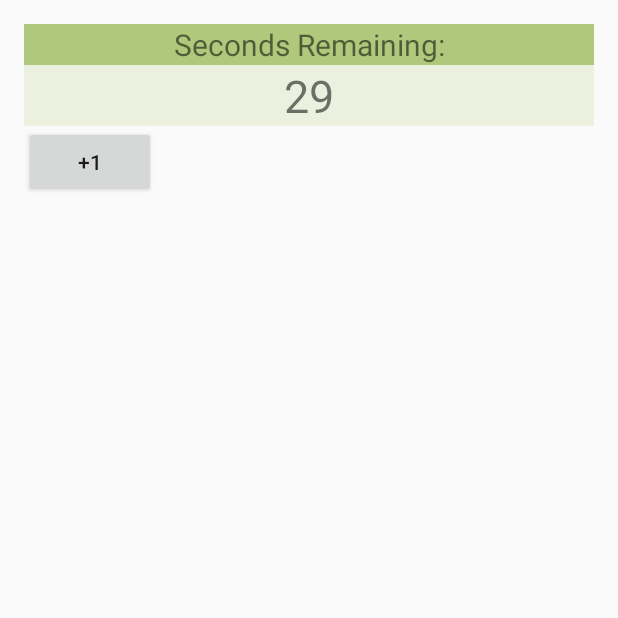
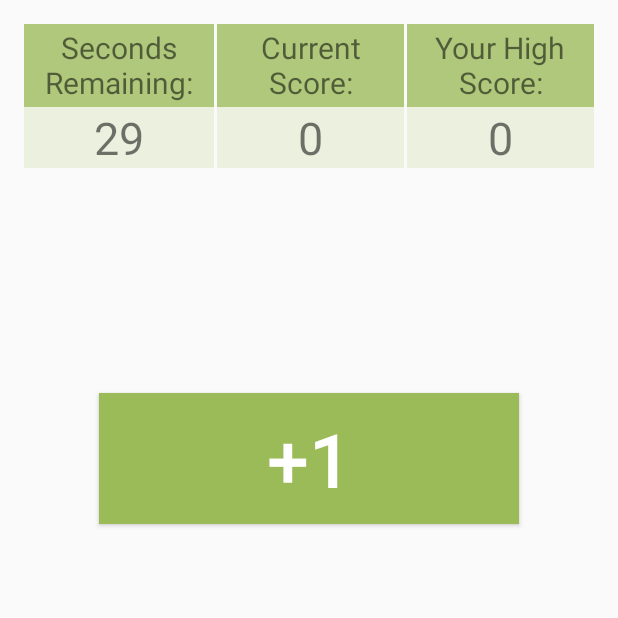
Before and after one commit to JerimyTate/ThirtySecondSmash, an Android app: the GameActivity screen opened directly, with no data from a screen before it, on a phone screen of 412 x 824 dp, the top half of it. Run offline under Robolectric (Android 15) with nearby library versions, the phone set to English and light mode, and no system bars.

Commit message:
Changed Game Activity xml
Refactored file name ShowAllHighScores

```diff
--- a/app/src/main/res/layout/activity_game.xml
+++ b/app/src/main/res/layout/activity_game.xml
@@ -8,39 +8,23 @@
     android:paddingTop="@dimen/activity_vertical_margin"
     android:orientation="vertical">
 
-
-    <!-- Commented out blank xml
     <LinearLayout
         android:layout_width="match_parent"
         android:layout_height="wrap_content"
         android:orientation="horizontal">
         <LinearLayout
-            android:id="@+id/fragment_counter"
-            android:layout_width="wrap_content"
-            android:layout_height="wrap_content"
-            android:orientation="vertical"></LinearLayout>
-        <LinearLayout
-            android:id="@+id/fragment_game_score"
-            android:layout_width="wrap_content"
-            android:layout_height="wrap_content"
-            android:orientation="vertical"></LinearLayout>
-        <LinearLayout
-            android:id="@+id/fragment_highest_score"
-            android:layout_width="wrap_content"
-            android:layout_height="wrap_content"
-            android:orientation="vertical"></LinearLayout>
-    </LinearLayout>
--->
-    <LinearLayout
             android:layout_width="match_parent"
             android:layout_height="wrap_content"
-        android:orientation="vertical">
+            android:orientation="vertical"
+            android:layout_weight="1">
             <TextView
                 android:layout_width="match_parent"
-            android:layout_height="wrap_content"
+                android:layout_height="55dp"
                 android:background="@color/colorDarkGreen"
                 android:textAlignment="center"
+                android:gravity="center_vertical"
                 android:textSize="20sp"
+                android:layout_weight="1"
                 android:text="Seconds Remaining:" />
             <TextView
                 android:id="@+id/txt_countdown_number"
@@ -48,14 +32,73 @@
                 android:layout_height="wrap_content"
                 android:background="@color/colorLightGreen"
                 android:textAlignment="center"
+                android:gravity="center_vertical"
+                android:layout_weight="1"
                 android:textSize="30sp"
                 android:text="30"/>
         </LinearLayout>
-
+        <LinearLayout
+            android:id="@+id/fragment_game_score"
+            android:layout_width="match_parent"
+            android:layout_height="wrap_content"
+            android:orientation="vertical"
+            android:layout_marginLeft="2dp"
+            android:layout_weight="1">
+            <TextView
+                android:layout_width="match_parent"
+                android:layout_height="55dp"
+                android:background="@color/colorDarkGreen"
+                android:textAlignment="center"
+                android:gravity="center_vertical"
+                android:textSize="20sp"
+                android:text="Current Score:" />
+            <TextView
+                android:id="@+id/txt_game_score"
+                android:layout_width="match_parent"
+                android:layout_height="wrap_content"
+                android:background="@color/colorLightGreen"
+                android:textAlignment="center"
+                android:gravity="center_vertical"
+                android:textSize="30sp"
+                android:text="0"/>
+        </LinearLayout>
+        <LinearLayout
+            android:id="@+id/fragment_highest_score"
+            android:layout_width="match_parent"
+            android:layout_height="wrap_content"
+            android:orientation="vertical"
+            android:layout_marginLeft="2dp"
+            android:layout_weight="1">
+            <TextView
+                android:layout_width="match_parent"
+                android:layout_height="55dp"
+                android:background="@color/colorDarkGreen"
+                android:textAlignment="center"
+                android:gravity="center_vertical"
+                android:textSize="20sp"
+                android:text="Your High Score:" />
+            <TextView
+                android:id="@+id/txt_highest_score"
+                android:layout_width="match_parent"
+                android:layout_height="wrap_content"
+                android:background="@color/colorLightGreen"
+                android:textAlignment="center"
+                android:gravity="center_vertical"
+                android:textSize="30sp"
+                android:text="0"/>
+        </LinearLayout>
+    </LinearLayout>
 
     <Button
         android:id="@+id/btnPlusOne"
-        android:layout_width="wrap_content"
+        android:layout_width="match_parent"
         android:layout_height="wrap_content"
+        android:background="@color/colorLightOlive"
+        android:layout_marginTop="150dp"
+        android:layout_marginLeft="50dp"
+        android:layout_marginRight="50dp"
+        android:textColor="#fff"
+        android:padding="10sp"
+        android:textSize="50sp"
         android:text="+1"/>
 </LinearLayout>
```
Lines whose indentation alone changed are shown as unchanged.
